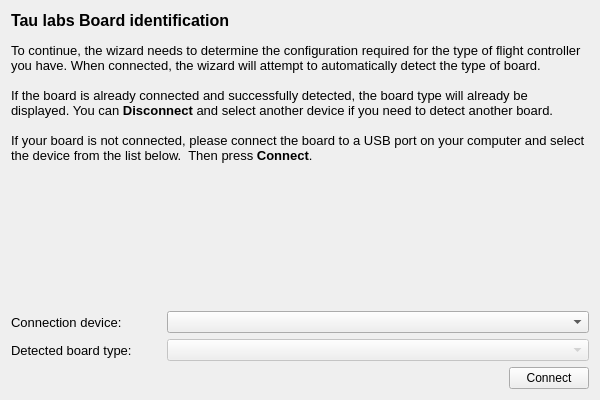
Before: the Qt Designer form ground/gcs/src/plugins/setupwizard/pages/controllerpage.ui in TauLabs/TauLabs, drawn with Qt 5.
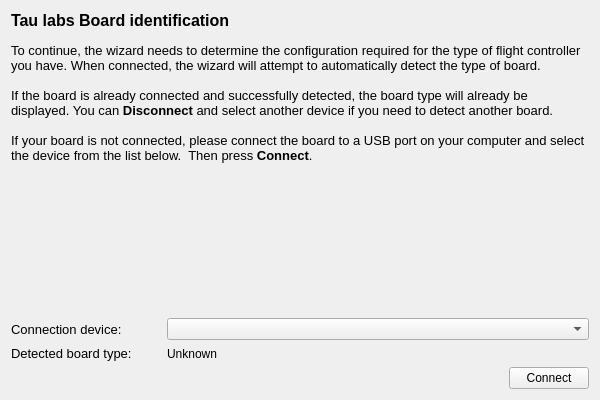
After: the same form once the commit is applied.

Commit message:
SetupWizard: select controller using the board plugins
Now shows the correct board name provided by the board plugin
architecture.

This still leaves a lot of cruft related to hardcoded board specifics
and a complete absences of commented code but it is progress.

```diff
--- a/ground/gcs/src/plugins/setupwizard/pages/controllerpage.ui
+++ b/ground/gcs/src/plugins/setupwizard/pages/controllerpage.ui
@@ -127,16 +127,16 @@
         </widget>
        </item>
        <item>
-        <widget class="QComboBox" name="boardTypeCombo">
-         <property name="enabled">
-          <bool>false</bool>
-         </property>
+        <widget class="QLabel" name="boardTypeLabel">
          <property name="sizePolicy">
-          <sizepolicy hsizetype="Expanding" vsizetype="Fixed">
+          <sizepolicy hsizetype="Expanding" vsizetype="Preferred">
            <horstretch>0</horstretch>
            <verstretch>0</verstretch>
           </sizepolicy>
          </property>
+         <property name="text">
+          <string>Unknown</string>
+         </property>
         </widget>
        </item>
       </layout>
```
The commit also changes 8 other files.
